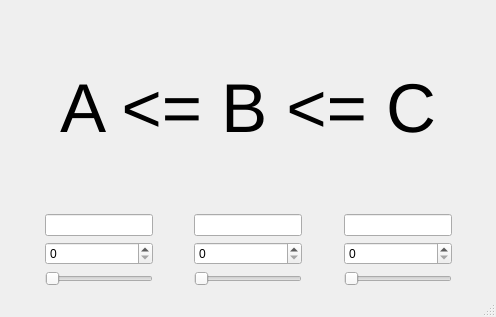
First picture: the form in university/semester6/oop/laboratoryWork3_2/mainwindow.ui, repository codedarlie/oop-discipline, before the edit.
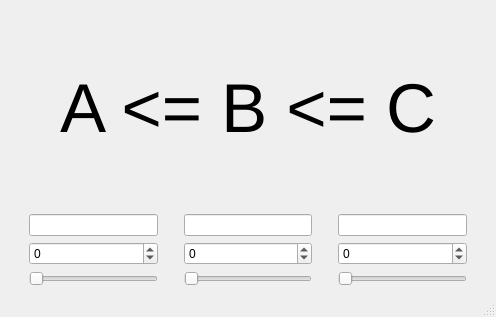
Second picture: the form after the edit.

```diff
--- a/university/semester6/oop/laboratoryWork3_2/mainwindow.ui
+++ b/university/semester6/oop/laboratoryWork3_2/mainwindow.ui
@@ -22,6 +22,9 @@
         <property name="orientation">
          <enum>Qt::Orientation::Horizontal</enum>
         </property>
+        <property name="sizeType">
+         <enum>QSizePolicy::Policy::Maximum</enum>
+        </property>
         <property name="sizeHint" stdset="0">
          <size>
           <width>20</width>
@@ -44,8 +47,11 @@
         </item>
         <item>
          <widget class="QSpinBox" name="spinBoxA">
+          <property name="minimum">
+           <number>-999999999</number>
+          </property>
           <property name="maximum">
-           <number>100</number>
+           <number>999999999</number>
           </property>
          </widget>
         </item>
@@ -66,6 +72,9 @@
         <property name="orientation">
          <enum>Qt::Orientation::Horizontal</enum>
         </property>
+        <property name="sizeType">
+         <enum>QSizePolicy::Policy::Maximum</enum>
+        </property>
         <property name="sizeHint" stdset="0">
          <size>
           <width>20</width>
@@ -81,8 +90,11 @@
         </item>
         <item>
          <widget class="QSpinBox" name="spinBoxB">
+          <property name="minimum">
+           <number>-999999999</number>
+          </property>
           <property name="maximum">
-           <number>100</number>
+           <number>999999999</number>
           </property>
          </widget>
         </item>
@@ -103,6 +115,9 @@
         <property name="orientation">
          <enum>Qt::Orientation::Horizontal</enum>
         </property>
+        <property name="sizeType">
+         <enum>QSizePolicy::Policy::Maximum</enum>
+        </property>
         <property name="sizeHint" stdset="0">
          <size>
           <width>20</width>
@@ -118,8 +133,11 @@
         </item>
         <item>
          <widget class="QSpinBox" name="spinBoxC">
+          <property name="minimum">
+           <number>-999999999</number>
+          </property>
           <property name="maximum">
-           <number>100</number>
+           <number>999999999</number>
           </property>
          </widget>
         </item>
@@ -140,6 +158,9 @@
         <property name="orientation">
          <enum>Qt::Orientation::Horizontal</enum>
         </property>
+        <property name="sizeType">
+         <enum>QSizePolicy::Policy::Maximum</enum>
+        </property>
         <property name="sizeHint" stdset="0">
          <size>
           <width>20</width>
```
